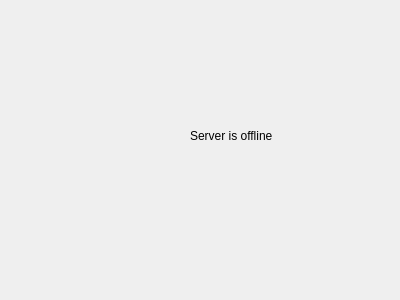
Above: src/gui/serverGui/serverOffline.ui from Nmstr/taskZen before the change. Below: the same form after it.
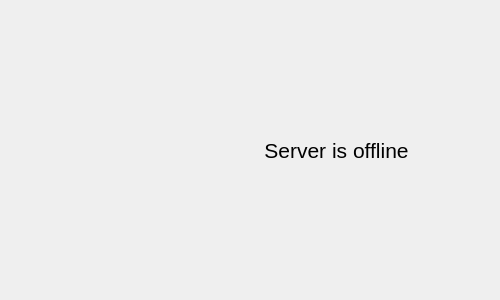
That is the form after the change.

Commit message: styled server offline popover

Diff of the .ui file:
```diff
--- a/src/gui/serverGui/serverOffline.ui
+++ b/src/gui/serverGui/serverOffline.ui
@@ -6,26 +6,62 @@
    <rect>
     <x>0</x>
     <y>0</y>
-    <width>400</width>
+    <width>500</width>
     <height>300</height>
    </rect>
   </property>
   <property name="windowTitle">
    <string>Frame</string>
   </property>
-  <widget class="QLabel" name="label">
-   <property name="geometry">
-    <rect>
-     <x>190</x>
-     <y>120</y>
-     <width>141</width>
-     <height>31</height>
-    </rect>
+  <layout class="QHBoxLayout" name="horizontalLayout">
+   <property name="leftMargin">
+    <number>50</number>
    </property>
-   <property name="text">
-    <string>Server is offline</string>
-   </property>
-  </widget>
+   <item>
+    <widget class="QFrame" name="iconContainer">
+     <property name="minimumSize">
+      <size>
+       <width>128</width>
+       <height>128</height>
+      </size>
+     </property>
+     <property name="maximumSize">
+      <size>
+       <width>128</width>
+       <height>128</height>
+      </size>
+     </property>
+     <property name="frameShape">
+      <enum>QFrame::Shape::NoFrame</enum>
+     </property>
+     <property name="frameShadow">
+      <enum>QFrame::Shadow::Raised</enum>
+     </property>
+     <layout class="QVBoxLayout" name="verticalLayout"/>
+    </widget>
+   </item>
+   <item>
+    <widget class="QLabel" name="label">
+     <property name="font">
+      <font>
+       <pointsize>16</pointsize>
+      </font>
+     </property>
+     <property name="lineWidth">
+      <number>1</number>
+     </property>
+     <property name="text">
+      <string>Server is offline</string>
+     </property>
+     <property name="alignment">
+      <set>Qt::AlignmentFlag::AlignCenter</set>
+     </property>
+     <property name="margin">
+      <number>0</number>
+     </property>
+    </widget>
+   </item>
+  </layout>
  </widget>
  <resources/>
  <connections/>
```
Left out of the diff: 4 changed lines with no effect on the pictures. The commit also changes 2 other files.
